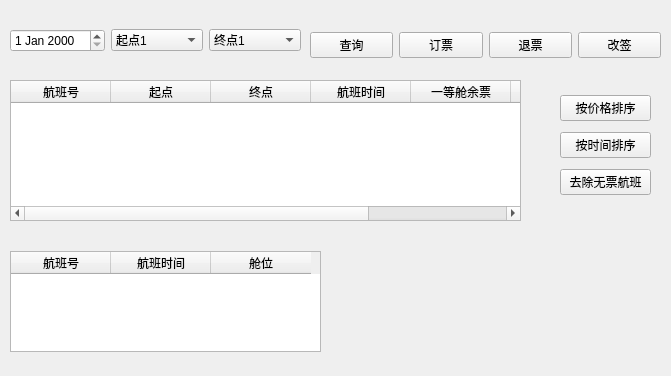
Before: the Qt Designer form ticketmanagesystem.ui in Ecazy/TicketManageSystem, drawn with Qt 5.
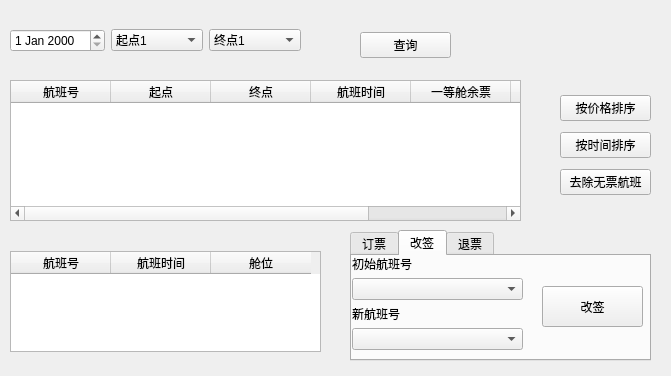
After: the same form once the commit is applied. The open tabs and pages were chosen to show the change.

What changed in the file:
```diff
--- a/ticketmanagesystem.ui
+++ b/ticketmanagesystem.ui
@@ -64,9 +64,9 @@
   <widget class="QWidget" name="horizontalLayoutWidget_2">
    <property name="geometry">
     <rect>
-     <x>310</x>
+     <x>360</x>
      <y>30</y>
-     <width>351</width>
+     <width>91</width>
      <height>31</height>
     </rect>
    </property>
@@ -78,27 +78,6 @@
       </property>
      </widget>
     </item>
-    <item>
-     <widget class="QPushButton" name="Reserve">
-      <property name="text">
-       <string>订票</string>
-      </property>
-     </widget>
-    </item>
-    <item>
-     <widget class="QPushButton" name="Cancel">
-      <property name="text">
-       <string>退票</string>
-      </property>
-     </widget>
-    </item>
-    <item>
-     <widget class="QPushButton" name="Change">
-      <property name="text">
-       <string>改签</string>
-      </property>
-     </widget>
-    </item>
    </layout>
   </widget>
   <widget class="QTableWidget" name="TicketsAvailable">
@@ -210,6 +189,199 @@
     </item>
    </layout>
   </widget>
+  <widget class="QTabWidget" name="TicketOperation">
+   <property name="geometry">
+    <rect>
+     <x>350</x>
+     <y>230</y>
+     <width>301</width>
+     <height>131</height>
+    </rect>
+   </property>
+   <property name="currentIndex">
+    <number>2</number>
+   </property>
+   <widget class="QWidget" name="ReserveTab">
+    <attribute name="title">
+     <string>订票</string>
+    </attribute>
+    <widget class="QWidget" name="horizontalLayoutWidget_4">
+     <property name="geometry">
+      <rect>
+       <x>10</x>
+       <y>10</y>
+       <width>231</width>
+       <height>31</height>
+      </rect>
+     </property>
+     <layout class="QHBoxLayout" name="horizontalLayout_2">
+      <item>
+       <widget class="QComboBox" name="BookFlightIDComBox"/>
+      </item>
+      <item>
+       <widget class="QComboBox" name="BookClasscomboBox">
+        <item>
+         <property name="text">
+          <string>一等舱</string>
+         </property>
+        </item>
+        <item>
+         <property name="text">
+          <string>二等舱</string>
+         </property>
+        </item>
+        <item>
+         <property name="text">
+          <string>三等舱</string>
+         </property>
+        </item>
+       </widget>
+      </item>
+     </layout>
+    </widget>
+    <widget class="QLabel" name="label">
+     <property name="geometry">
+      <rect>
+       <x>10</x>
+       <y>-10</y>
+       <width>72</width>
+       <height>29</height>
+      </rect>
+     </property>
+     <property name="text">
+      <string>请选择航班号</string>
+     </property>
+    </widget>
+    <widget class="QPushButton" name="Reserve">
+     <property name="geometry">
+      <rect>
+       <x>90</x>
+       <y>50</y>
+       <width>111</width>
+       <height>31</height>
+      </rect>
+     </property>
+     <property name="text">
+      <string>订票</string>
+     </property>
+    </widget>
+   </widget>
+   <widget class="QWidget" name="CancelTab">
+    <attribute name="title">
+     <string>改签</string>
+    </attribute>
+    <widget class="QLabel" name="label_2">
+     <property name="geometry">
+      <rect>
+       <x>0</x>
+       <y>0</y>
+       <width>61</width>
+       <height>16</height>
+      </rect>
+     </property>
+     <property name="text">
+      <string>初始航班号</string>
+     </property>
+    </widget>
+    <widget class="QWidget" name="horizontalLayoutWidget_5">
+     <property name="geometry">
+      <rect>
+       <x>0</x>
+       <y>20</y>
+       <width>171</width>
+       <height>26</height>
+      </rect>
+     </property>
+     <layout class="QHBoxLayout" name="horizontalLayout_3">
+      <item>
+       <widget class="QComboBox" name="BookedFlightID"/>
+      </item>
+     </layout>
+    </widget>
+    <widget class="QLabel" name="label_3">
+     <property name="geometry">
+      <rect>
+       <x>0</x>
+       <y>50</y>
+       <width>54</width>
+       <height>16</height>
+      </rect>
+     </property>
+     <property name="text">
+      <string>新航班号</string>
+     </property>
+    </widget>
+    <widget class="QWidget" name="horizontalLayoutWidget_6">
+     <property name="geometry">
+      <rect>
+       <x>0</x>
+       <y>70</y>
+       <width>171</width>
+       <height>26</height>
+      </rect>
+     </property>
+     <layout class="QHBoxLayout" name="horizontalLayout_4">
+      <item>
+       <widget class="QComboBox" name="BookFlightIDComBox_2"/>
+      </item>
+     </layout>
+    </widget>
+    <widget class="QPushButton" name="Change">
+     <property name="geometry">
+      <rect>
+       <x>190</x>
+       <y>30</y>
+       <width>101</width>
+       <height>41</height>
+      </rect>
+     </property>
+     <property name="text">
+      <string>改签</string>
+     </property>
+    </widget>
+   </widget>
+   <widget class="QWidget" name="ChangeTab">
+    <attribute name="title">
+     <string>退票</string>
+    </attribute>
+    <widget class="QComboBox" name="CancelMyTicketsComBox">
+     <property name="geometry">
+      <rect>
+       <x>10</x>
+       <y>30</y>
+       <width>141</width>
+       <height>21</height>
+      </rect>
+     </property>
+    </widget>
+    <widget class="QLabel" name="label_4">
+     <property name="geometry">
+      <rect>
+       <x>10</x>
+       <y>6</y>
+       <width>71</width>
+       <height>20</height>
+      </rect>
+     </property>
+     <property name="text">
+      <string>退票航班号</string>
+     </property>
+    </widget>
+    <widget class="QPushButton" name="Cancel">
+     <property name="geometry">
+      <rect>
+       <x>180</x>
+       <y>30</y>
+       <width>111</width>
+       <height>21</height>
+      </rect>
+     </property>
+     <property name="text">
+      <string>退票</string>
+     </property>
+    </widget>
+   </widget>
+  </widget>
  </widget>
  <resources/>
  <connections/>
```
Left out of the diff: 6 changed lines with no effect on the pictures.
